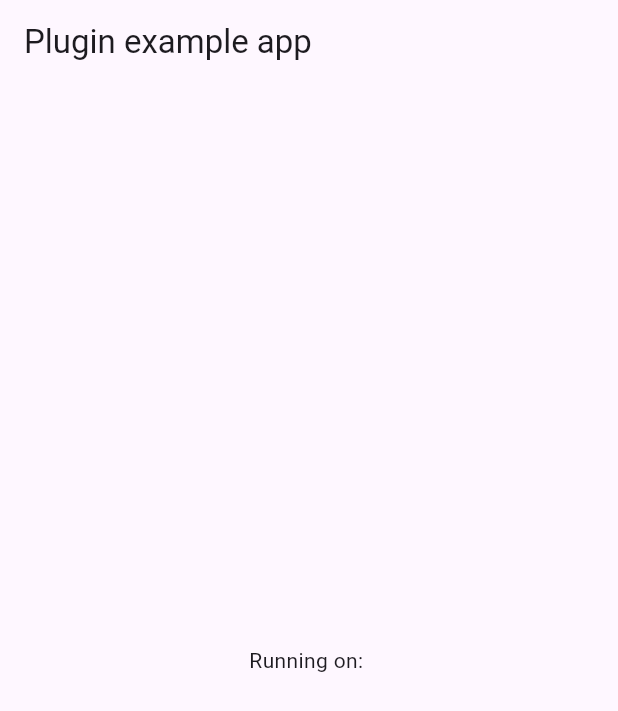
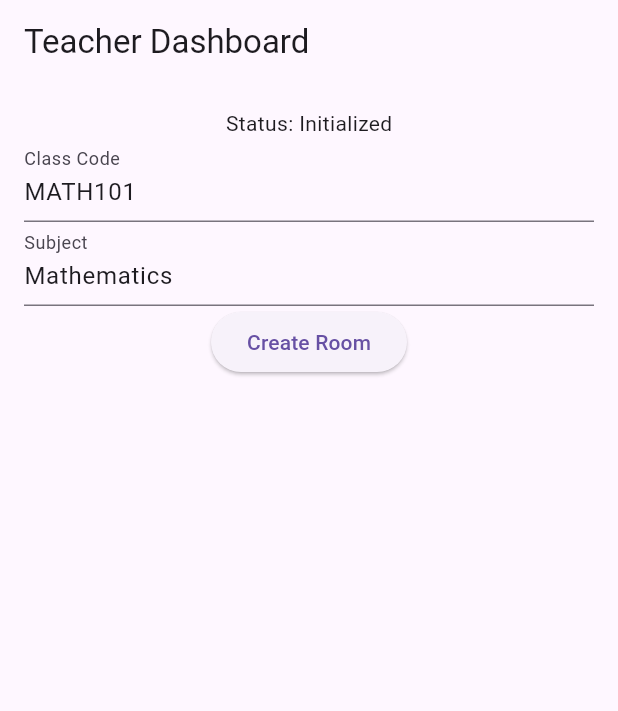
Before and after one commit to KritishBokde91/cross_p2p_network, a Flutter app: the screen it shows after launch, on a phone screen of 412 x 824 dp. Shown: the top 711 px of the screen. Run offline on Flutter 3.47's test engine with Material 3 defaults, Android fonts, the phone set to English and light mode, and no system bars; our stand-ins replace plugin_platform_interface; missing offline and left inert: mqtt_client.

```diff
--- a/example/lib/main.dart
+++ b/example/lib/main.dart
@@ -1,60 +1,234 @@
+// lib/main.dart
+import 'dart:async';
+import 'package:cross_p2p_network/cross_p2p_network.dart';
 import 'package:flutter/material.dart';
-import 'package:cross_p2p_network/cross_p2p_network.dart';
 
-void main() {
+void main() async {
   runApp(const MyApp());
 }
 
-class MyApp extends StatefulWidget {
+class MyApp extends StatelessWidget {
   const MyApp({super.key});
 
   @override
-  State<MyApp> createState() => _MyAppState();
+  Widget build(BuildContext context) {
+    return MaterialApp(
+      title: 'Attendance App',
+      theme: ThemeData(primarySwatch: Colors.blue),
+      home: const TeacherHome(),
+    );
+  }
 }
 
-class _MyAppState extends State<MyApp> {
-  // String _platformVersion = 'Unknown';
-  // final _crossP2pNetworkPlugin = CrossP2PNetwork();
+class TeacherHome extends StatefulWidget {
+  const TeacherHome({super.key});
+
+  @override
+  State<TeacherHome> createState() => _TeacherHomeState();
+}
+
+class _TeacherHomeState extends State<TeacherHome> {
+  String _status = 'Not initialized';
+  String? _roomId;
+  String? _ssid;
+  String? _password;
+  final _classCodeController = TextEditingController(text: 'MATH101');
+  final _subjectController = TextEditingController(text: 'Mathematics');
+  late StreamSubscription<NetworkEvent> _eventSubscription;
+  late StreamSubscription<Map<String, dynamic>> _dataSubscription;
 
   @override
   void initState() {
     super.initState();
-    // initPlatformState();
+    _initializePlugin();
   }
 
-  // Platform messages are asynchronous, so we initialize in an async method.
-  // Future<void> initPlatformState() async {
-  //   String platformVersion;
-  //   // Platform messages may fail, so we use a try/catch PlatformException.
-  //   // We also handle the message potentially returning null.
-  //   try {
-  //     platformVersion =
-  //         await _crossP2pNetworkPlugin.getPlatformVersion() ?? 'Unknown platform version';
-  //   } on PlatformException {
-  //     platformVersion = 'Failed to get platform version.';
-  //   }
-  //
-  //   // If the widget was removed from the tree while the asynchronous platform
-  //   // message was in flight, we want to discard the reply rather than calling
-  //   // setState to update our non-existent appearance.
-  //   if (!mounted) return;
-  //
-  //   setState(() {
-  //     _platformVersion = platformVersion;
-  //   });
-  // }
+  Future<void> _initializePlugin() async {
+    try {
+      await CrossP2PNetwork.initialize(
+        serviceType: '_attendance._tcp',
+        preferAware: true,
+        enableDebugLogs: true,
+      );
+      setState(() => _status = 'Initialized');
+
+      _eventSubscription = CrossP2PNetwork.getEventStream().listen((event) {
+        setState(() => _status = 'Event: ${event.type} - ${event.message}');
+      });
+    } catch (e) {
+      setState(() => _status = 'Init failed: $e');
+    }
+  }
+
+  Future<void> _createRoom() async {
+    try {
+      final result = await CrossP2PNetwork.createRoom(
+        classCode: _classCodeController.text,
+        expectedSize: 50,
+        subject: _subjectController.text,
+        onDataReceived: (data) {
+          // Handled via stream above
+        },
+        onQuizResponses: (responses) {
+          // Optional: Handle quizzes
+        },
+      );
+      if (result.success) {
+        setState(() {
+          _roomId = result.roomId;
+          _ssid = result.ssid;
+          _password = result.password;
+          _status = 'Room created: ${_roomId}';
+        });
+      } else {
+        setState(() => _status = 'Create failed: ${result.error}');
+      }
+    } catch (e) {
+      setState(() => _status = 'Create error: $e');
+    }
+  }
+
+  @override
+  void dispose() {
+    _eventSubscription.cancel();
+    _dataSubscription.cancel();
+    CrossP2PNetwork.disconnect();
+    super.dispose();
+  }
 
   @override
   Widget build(BuildContext context) {
-    return MaterialApp(
-      home: Scaffold(
-        appBar: AppBar(
-          title: const Text('Plugin example app'),
-        ),
-        body: Center(
-          child: Text('Running on: '),
+    return Scaffold(
+      appBar: AppBar(title: const Text('Teacher Dashboard')),
+      body: Padding(
+        padding: const EdgeInsets.all(16.0),
+        child: Column(
+          children: [
+            Text('Status: $_status'),
+            TextField(
+              controller: _classCodeController,
+              decoration: const InputDecoration(labelText: 'Class Code'),
+            ),
+            TextField(
+              controller: _subjectController,
+              decoration: const InputDecoration(labelText: 'Subject'),
+            ),
+            ElevatedButton(onPressed: _createRoom, child: const Text('Create Room')),
+            if (_ssid != null) Text('SSID: $_ssid \nPassword: $_password'),
+            const SizedBox(height: 20),
+          ],
         ),
       ),
     );
   }
 }
+
+class StudentHome extends StatefulWidget {
+  const StudentHome({super.key});
+
+  @override
+  State<StudentHome> createState() => _StudentHomeState();
+}
+
+class _StudentHomeState extends State<StudentHome> {
+  String _status = 'Not initialized';
+  final _studentIdController = TextEditingController(text: 'STU_12345');
+  final _rollNoController = TextEditingController(text: 'CS001');
+  final _nameController = TextEditingController(text: 'John Doe');
+  final _emailController = TextEditingController(text: 'john@example.com');
+  final _mobileController = TextEditingController(text: '+1234567890');
+  late StreamSubscription<NetworkEvent> _eventSubscription;
+  late StreamSubscription<Map<String, dynamic>> _dataSubscription;
+
+  @override
+  void initState() {
+    super.initState();
+    _initializePlugin();
+  }
+
+  Future<void> _initializePlugin() async {
+    try {
+      await CrossP2PNetwork.initialize(
+        serviceType: '_attendance._tcp',
+        preferAware: true,
+        enableDebugLogs: true,
+      );
+      setState(() => _status = 'Initialized');
+
+      _eventSubscription = CrossP2PNetwork.getEventStream().listen((event) {
+        setState(() => _status = 'Event: ${event.type} - ${event.message}');
+      });
+
+      _dataSubscription = CrossP2PNetwork.getDataStream().listen((data) {
+        // Handle received data, e.g., quizzes
+        setState(() => _status = 'Received data: $data');
+      });
+    } catch (e) {
+      setState(() => _status = 'Init failed: $e');
+    }
+  }
+
+  Future<void> _scanAndJoin() async {
+    try {
+      final studentInfo = {
+        'studentId': _studentIdController.text,
+        'rollNo': _rollNoController.text,
+        'studentName': _nameController.text,
+        'studentEmail': _emailController.text,
+        'studentMobile': _mobileController.text,
+      };
+      final result = await CrossP2PNetwork.scanAndJoin(
+        studentId: _studentIdController.text,
+        studentInfo: studentInfo,
+        onDataReceived: (data) {
+          // Handled via stream
+        },
+      );
+      if (result.success) {
+        setState(() => _status = 'Joined successfully');
+        // Send attendance after join
+        await CrossP2PNetwork.sendData({
+          'action': 'attendance',
+          'timestamp': DateTime.now().toIso8601String(),
+          'location': 'Room 101',
+          'studentName': _nameController.text,
+        });
+        await CrossP2PNetwork.sendHeartbeat();
+      } else {
+        setState(() => _status = 'Join failed: ${result.error}');
+      }
+    } catch (e) {
+      setState(() => _status = 'Join error: $e');
+    }
+  }
+
+  @override
+  void dispose() {
+    _eventSubscription.cancel();
+    _dataSubscription.cancel();
+    CrossP2PNetwork.disconnect();
+    super.dispose();
+  }
+
+  @override
+  Widget build(BuildContext context) {
+    return Scaffold(
+      appBar: AppBar(title: const Text('Student Dashboard')),
+      body: Padding(
+        padding: const EdgeInsets.all(16.0),
+        child: Column(
+          children: [
+            Text('Status: $_status'),
+            TextField(controller: _studentIdController, decoration: const InputDecoration(labelText: 'Student ID')),
+            TextField(controller: _rollNoController, decoration: const InputDecoration(labelText: 'Roll No')),
+            TextField(controller: _nameController, decoration: const InputDecoration(labelText: 'Name')),
+            TextField(controller: _emailController, decoration: const InputDecoration(labelText: 'Email')),
+            TextField(controller: _mobileController, decoration: const InputDecoration(labelText: 'Mobile')),
+            ElevatedButton(onPressed: _scanAndJoin, child: const Text('Scan and Join Room')),
+            const SizedBox(height: 20),
+          ],
+        ),
+      ),
+    );
+  }
+}
```
